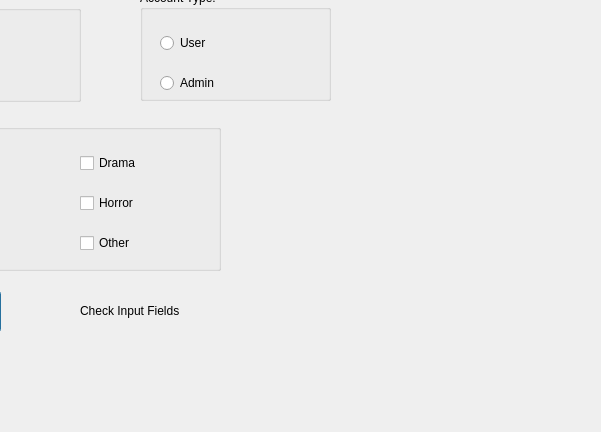
Above: CinemaProject/registerwindow.ui from yomnahisham/QT-Lab-Assignment1 before the change; both pictures show x 200 to 801 and y 379 to 811 of the 1213 by 811 pixel window. Below: the same form after it.
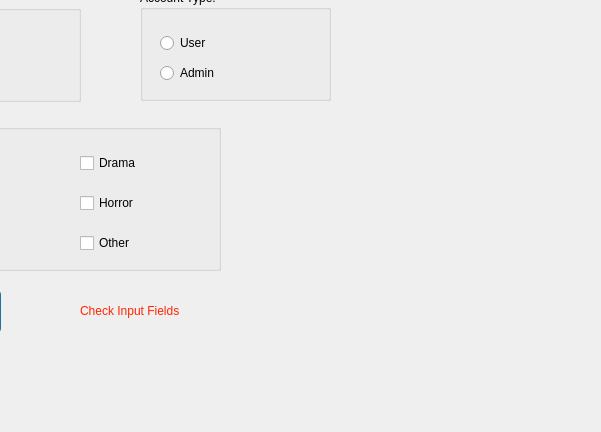
That is the form after the change.

```diff
--- a/CinemaProject/registerwindow.ui
+++ b/CinemaProject/registerwindow.ui
@@ -608,7 +608,7 @@
     <property name="geometry">
      <rect>
       <x>20</x>
-      <y>80</y>
+      <y>70</y>
       <width>112</width>
       <height>26</height>
      </rect>
@@ -771,7 +771,7 @@
     </rect>
    </property>
    <property name="text">
-    <string>Check Input Fields</string>
+    <string>&lt;html&gt;&lt;head/&gt;&lt;body&gt;&lt;p&gt;&lt;span style=&quot; color:#ff2600;&quot;&gt;Check Input Fields&lt;/span&gt;&lt;/p&gt;&lt;/body&gt;&lt;/html&gt;</string>
    </property>
   </widget>
  </widget>
```
